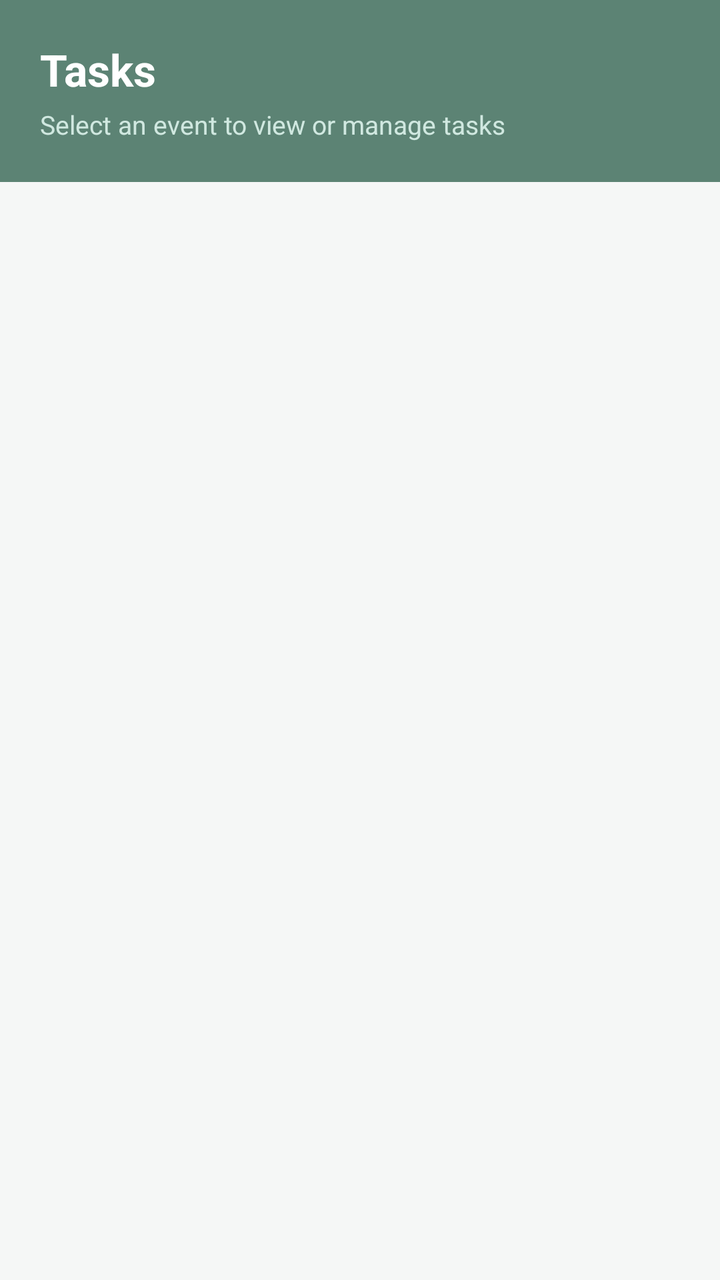
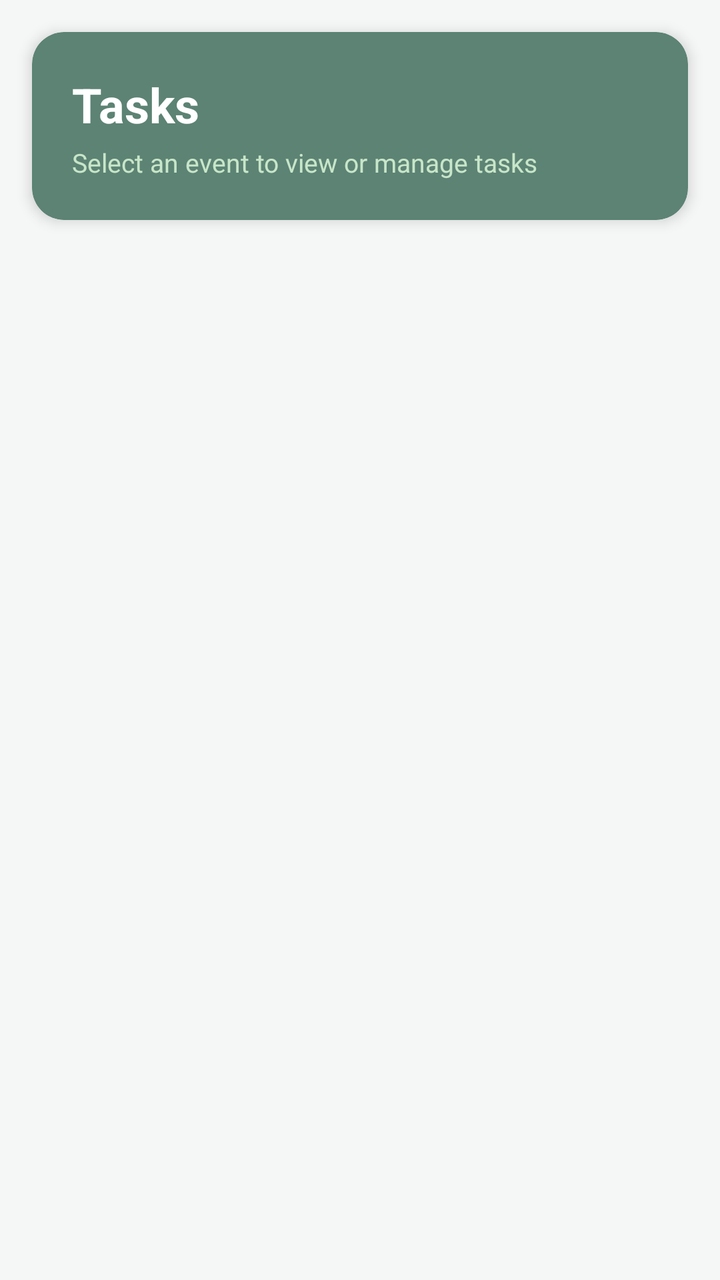

Compare the two renders of this Android layout. The source of the first and the diff that turns it into the second are given below.
<!-- AndroidManifest.xml: application theme Theme.CampusBiome -->
<!-- res/layout/fragment_society_tasks.xml -->
<?xml version="1.0" encoding="utf-8"?>
<LinearLayout xmlns:android="http://schemas.android.com/apk/res/android"
    android:layout_width="match_parent"
    android:layout_height="match_parent"
    android:orientation="vertical"
    android:background="#F5F7F6">

    
    <LinearLayout
        android:layout_width="match_parent"
        android:layout_height="wrap_content"
        android:orientation="vertical"
        android:background="#5C8374"
        android:padding="20dp">

        <TextView
            android:layout_width="wrap_content"
            android:layout_height="wrap_content"
            android:text="Tasks"
            android:textColor="#FFFFFF"
            android:textSize="22sp"
            android:textStyle="bold"/>

        <TextView
            android:layout_width="wrap_content"
            android:layout_height="wrap_content"
            android:text="Select an event to view or manage tasks"
            android:textColor="#D0E8E0"
            android:textSize="13sp"
            android:layout_marginTop="4dp"/>

    </LinearLayout>

    
    <TextView
        android:id="@+id/tvNoEvents"
        android:layout_width="match_parent"
        android:layout_height="wrap_content"
        android:text="No events found for this society."
        android:textColor="#888888"
        android:textSize="14sp"
        android:gravity="center"
        android:padding="32dp"
        android:visibility="gone"/>

    
    <androidx.recyclerview.widget.RecyclerView
        android:id="@+id/rvSelectEvent"
        android:layout_width="match_parent"
        android:layout_height="match_parent"
        android:padding="12dp"
        android:clipToPadding="false"/>

</LinearLayout>
<!-- resources referenced by this layout -->
<resources>
  <style name="Theme.CampusBiome" parent="Theme.MaterialComponents.Light.NoActionBar">
          <item name="colorPrimary">@color/primary</item>
          <item name="colorPrimaryDark">@color/primary_dark</item>
          <item name="colorAccent">@color/accent</item>
          <item name="android:windowBackground">@color/background</item>
      </style>
  <color name="primary">#4A8C7F</color>
  <color name="primary_dark">#3A7066</color>
  <color name="accent">#2D6A5E</color>
  <color name="background">#E8F5F2</color>
</resources>

<!-- the commit's change to res/layout/fragment_society_tasks.xml (unified diff, before → after) -->
@@ -1,54 +1,14 @@
 <?xml version="1.0" encoding="utf-8"?>
-<LinearLayout xmlns:android="http://schemas.android.com/apk/res/android"
-    android:layout_width="match_parent"
-    android:layout_height="match_parent"
-    android:orientation="vertical"
-    android:background="#F5F7F6">
-
+<LinearLayout xmlns:android="http://schemas.android.com/apk/res/android" xmlns:app="http://schemas.android.com/apk/res-auto" android:layout_width="match_parent" android:layout_height="match_parent" android:orientation="vertical" android:background="#F5F7F6">
     
-    <LinearLayout
-        android:layout_width="match_parent"
-        android:layout_height="wrap_content"
-        android:orientation="vertical"
-        android:background="#5C8374"
-        android:padding="20dp">
-
-        <TextView
-            android:layout_width="wrap_content"
-            android:layout_height="wrap_content"
-            android:text="Tasks"
-            android:textColor="#FFFFFF"
-            android:textSize="22sp"
-            android:textStyle="bold"/>
-
-        <TextView
-            android:layout_width="wrap_content"
-            android:layout_height="wrap_content"
-            android:text="Select an event to view or manage tasks"
-            android:textColor="#D0E8E0"
-            android:textSize="13sp"
-            android:layout_marginTop="4dp"/>
-
-    </LinearLayout>
-
+    <androidx.cardview.widget.CardView android:layout_width="match_parent" android:layout_height="wrap_content" android:layout_margin="16dp" app:cardCornerRadius="16dp" app:cardElevation="4dp" app:cardBackgroundColor="#5C8374">
+        <LinearLayout android:layout_width="match_parent" android:layout_height="wrap_content" android:orientation="vertical" android:padding="20dp">
+            <TextView android:layout_width="wrap_content" android:layout_height="wrap_content" android:text="Tasks" android:textColor="#FFFFFF" android:textSize="24sp" android:textStyle="bold"/>
+            <TextView android:layout_width="wrap_content" android:layout_height="wrap_content" android:text="Select an event to view or manage tasks" android:textColor="#C8E6C9" android:textSize="13sp" android:layout_marginTop="4dp"/>
+        </LinearLayout>
+    </androidx.cardview.widget.CardView>
     
-    <TextView
-        android:id="@+id/tvNoEvents"
-        android:layout_width="match_parent"
-        android:layout_height="wrap_content"
-        android:text="No events found for this society."
-        android:textColor="#888888"
-        android:textSize="14sp"
-        android:gravity="center"
-        android:padding="32dp"
-        android:visibility="gone"/>
-
+    <TextView android:id="@+id/tvNoEvents" android:layout_width="match_parent" android:layout_height="wrap_content" android:text="No events found for this society." android:textColor="#888888" android:textSize="14sp" android:gravity="center" android:padding="32dp" android:visibility="gone"/>
     
-    <androidx.recyclerview.widget.RecyclerView
-        android:id="@+id/rvSelectEvent"
-        android:layout_width="match_parent"
-        android:layout_height="match_parent"
-        android:padding="12dp"
-        android:clipToPadding="false"/>
-
+    <androidx.recyclerview.widget.RecyclerView android:id="@+id/rvSelectEvent" android:layout_width="match_parent" android:layout_height="match_parent" android:padding="12dp" android:clipToPadding="false"/>
 </LinearLayout>
